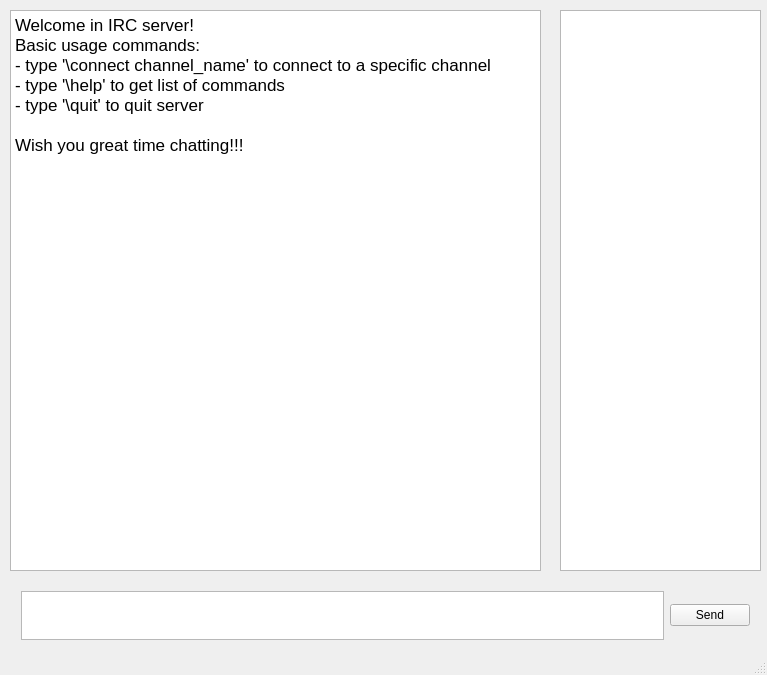
szsoppa/IRCclient, file mainwindow.ui: the form before one commit.
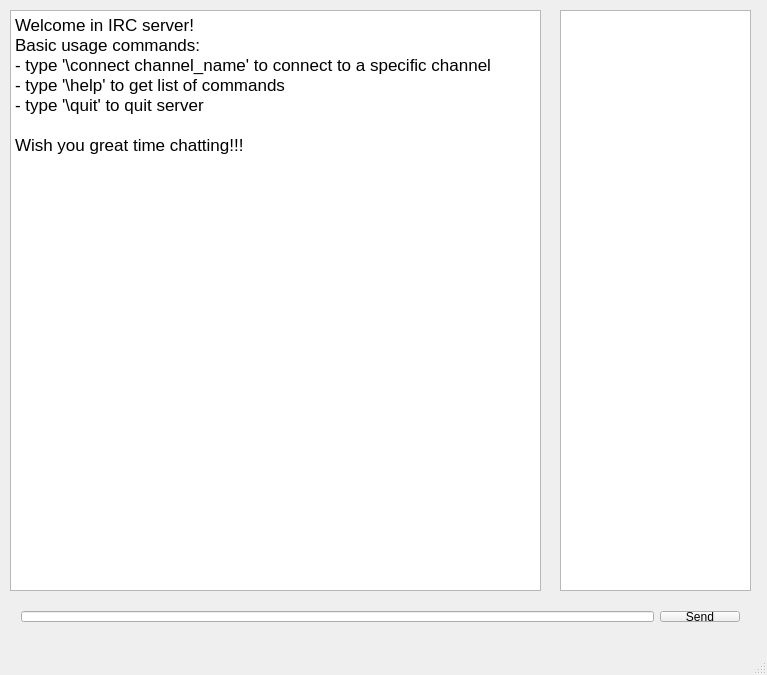
The form after the commit.

Patch:
```diff
--- a/mainwindow.ui
+++ b/mainwindow.ui
@@ -20,7 +20,7 @@
       <x>10</x>
       <y>10</y>
       <width>531</width>
-      <height>561</height>
+      <height>581</height>
      </rect>
     </property>
     <property name="html">
@@ -42,23 +42,23 @@
      <rect>
       <x>560</x>
       <y>10</y>
-      <width>201</width>
-      <height>561</height>
+      <width>191</width>
+      <height>581</height>
      </rect>
     </property>
    </widget>
-   <widget class="QWidget" name="layoutWidget">
+   <widget class="QWidget" name="">
     <property name="geometry">
      <rect>
       <x>10</x>
-      <y>580</y>
-      <width>751</width>
-      <height>71</height>
+      <y>600</y>
+      <width>741</width>
+      <height>33</height>
      </rect>
     </property>
     <layout class="QHBoxLayout" name="horizontalLayout">
      <item>
-      <widget class="QTextEdit" name="MessageEdit"/>
+      <widget class="QLineEdit" name="MessageEdit"/>
      </item>
      <item>
       <widget class="QPushButton" name="SendButton">
```
